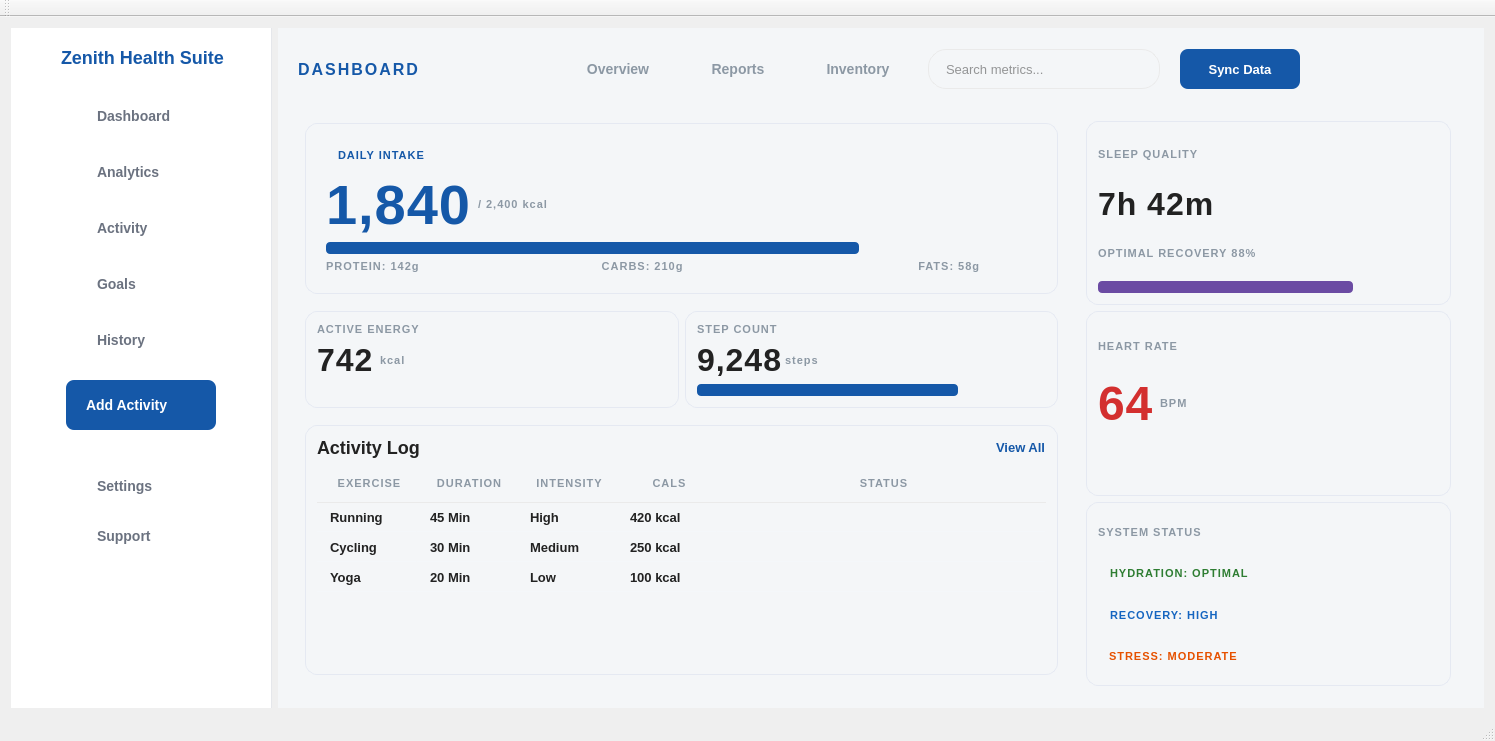
Old version of the form ZenithHealthSuite/DashboardScreen.ui in the repository iharisrao/zenith-health-suite.
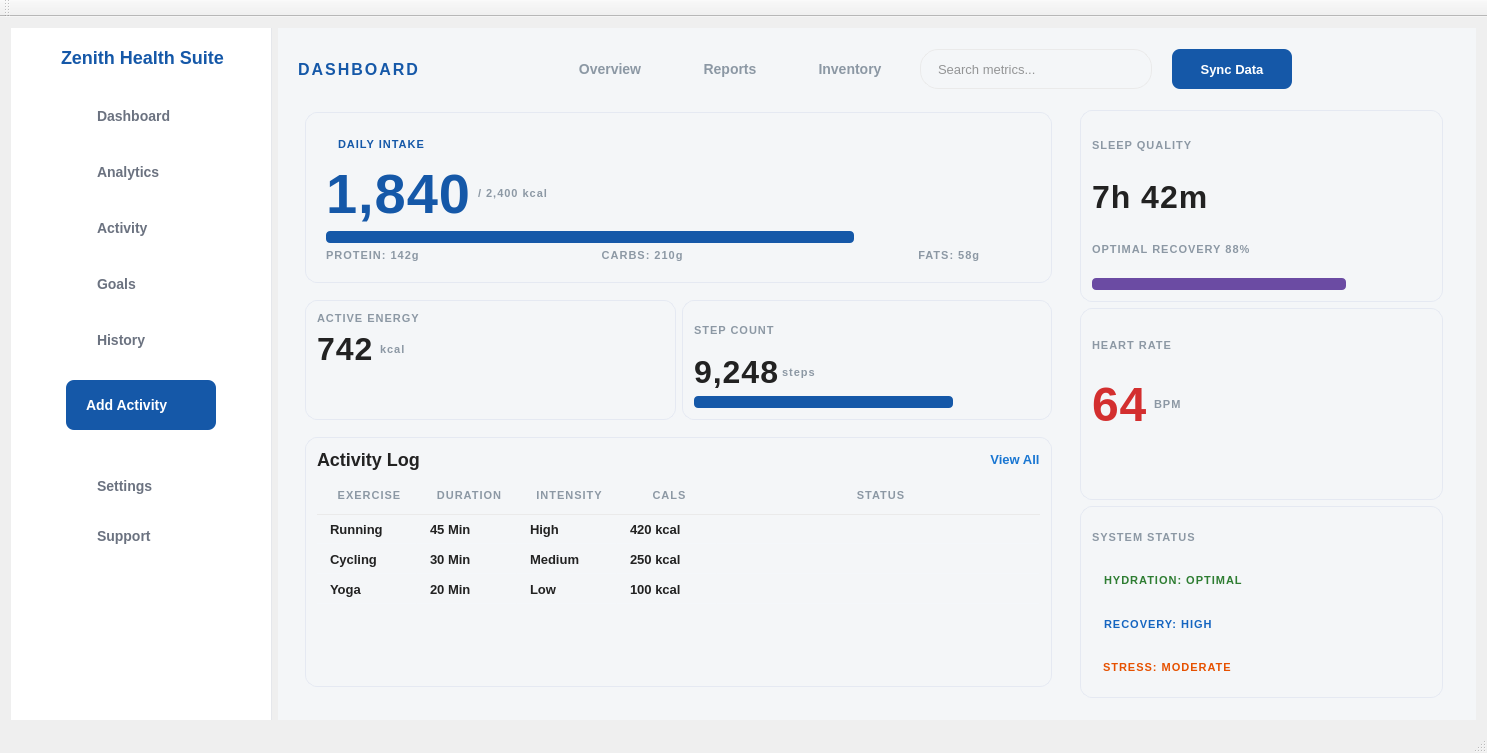
New version of the form. Icons and pictures are not drawn.

Commit message: edit the error on dashboard screen

```diff
--- a/ZenithHealthSuite/DashboardScreen.ui
+++ b/ZenithHealthSuite/DashboardScreen.ui
@@ -6,8 +6,8 @@
    <rect>
     <x>0</x>
     <y>0</y>
-    <width>1482</width>
-    <height>684</height>
+    <width>1487</width>
+    <height>746</height>
    </rect>
   </property>
   <property name="sizePolicy">
@@ -18,7 +18,7 @@
   </property>
   <property name="minimumSize">
    <size>
-    <width>0</width>
+    <width>800</width>
     <height>0</height>
    </size>
   </property>
@@ -282,8 +282,8 @@
    </size>
   </property>
   <widget class="QWidget" name="centralWidget">
-   <layout class="QHBoxLayout" name="horizontalLayout_4">
-    <item>
+   <layout class="QGridLayout" name="gridLayout">
+    <item row="0" column="0">
      <widget class="QWidget" name="sidebarWidget" native="true">
       <property name="sizePolicy">
        <sizepolicy hsizetype="Fixed" vsizetype="Preferred">
@@ -293,7 +293,7 @@
       </property>
       <property name="minimumSize">
        <size>
-        <width>261</width>
+        <width>250</width>
         <height>0</height>
        </size>
       </property>
@@ -509,7 +509,7 @@
       </widget>
      </widget>
     </item>
-    <item>
+    <item row="0" column="1">
      <widget class="QWidget" name="mainContentWidget" native="true">
       <property name="sizePolicy">
        <sizepolicy hsizetype="Expanding" vsizetype="Preferred">
@@ -698,6 +698,9 @@
        <item>
         <widget class="QWidget" name="dashboardAreaWidget" native="true">
          <layout class="QHBoxLayout" name="horizontalLayout" stretch="2,1">
+          <property name="topMargin">
+           <number>0</number>
+          </property>
           <item>
            <widget class="QWidget" name="leftColumnWidget" native="true">
             <layout class="QVBoxLayout" name="verticalLayout_3" stretch="0,2,0">
@@ -837,7 +840,14 @@
                     </layout>
                    </item>
                    <item>
-                    <widget class="QWidget" name="activeEnergyChartBox" native="true"/>
+                    <widget class="QWidget" name="activeEnergyChartBox" native="true">
+                     <property name="minimumSize">
+                      <size>
+                       <width>0</width>
+                       <height>35</height>
+                      </size>
+                     </property>
+                    </widget>
                    </item>
                   </layout>
                  </widget>
@@ -953,7 +963,25 @@
                      </spacer>
                     </item>
                     <item>
-                     <widget class="QLabel" name="viewAllLabel">
+                     <widget class="QPushButton" name="pushButton">
+                      <property name="styleSheet">
+                       <string notr="true">QPushButton {
+    color: #1976D2;
+    background-color: transparent;
+    border: none;
+    font-weight: bold;
+    font-size: 13px;
+}
+
+QPushButton:hover {
+    color: #0D47A1;
+    text-decoration: underline;
+}
+
+QPushButton:pressed {
+    color: #82B1FF;
+}</string>
+                      </property>
                       <property name="text">
                        <string>View All</string>
                       </property>
```
Left out of the diff: 4 changed lines with no effect on the pictures. The commit also changes 3 other files.
